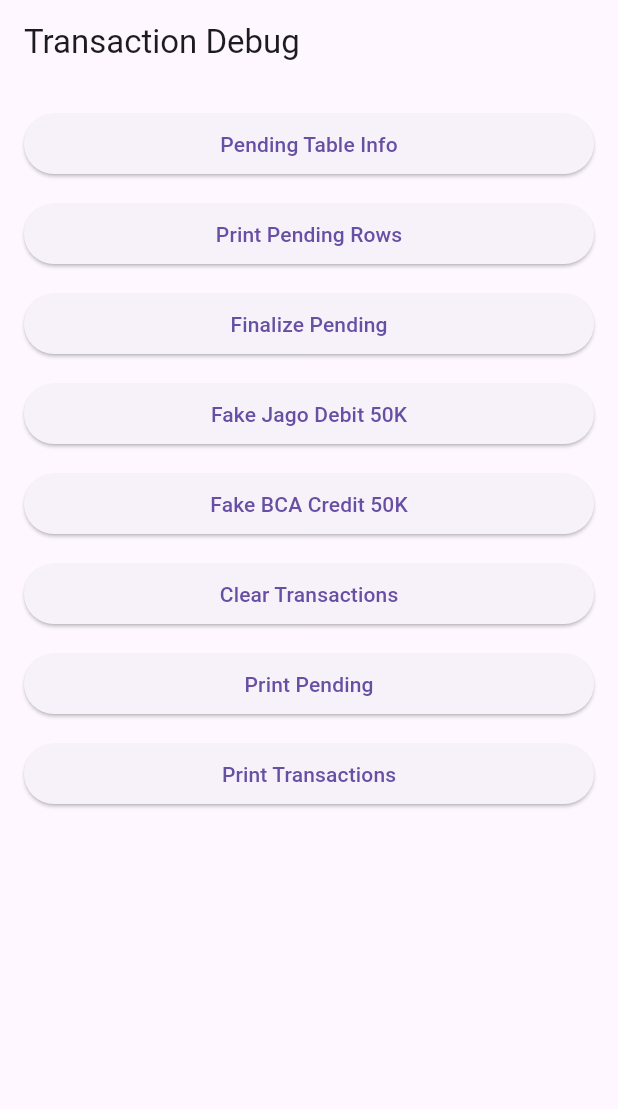
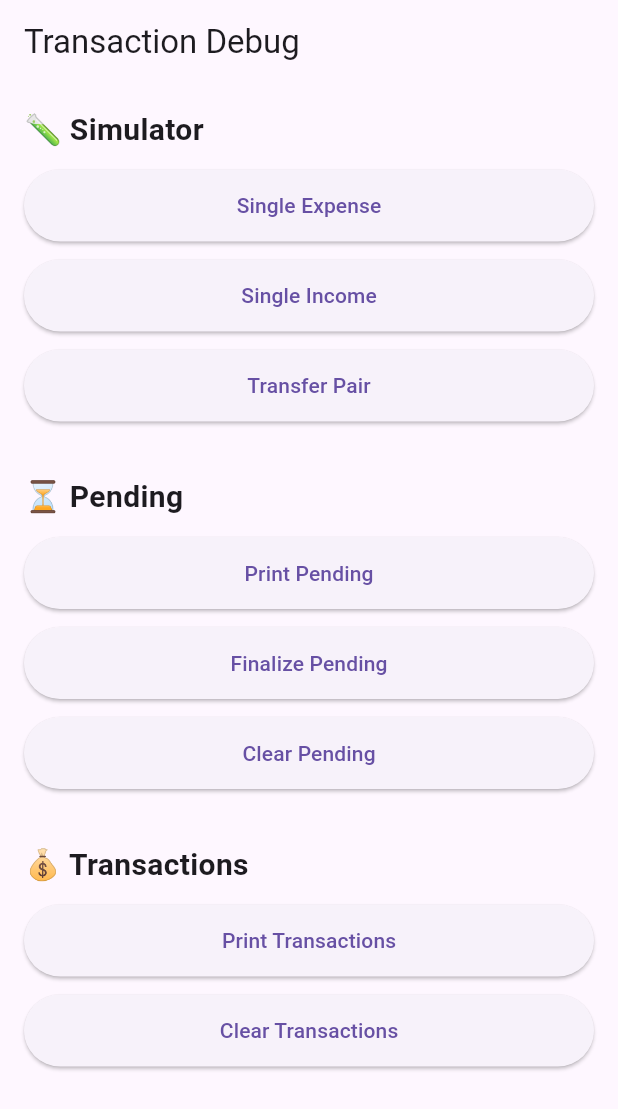
Before and after one commit to mirfan23/auto_finance, a Flutter app: the DebugTransactionPage screen opened directly, after a tap on "Print Transactions", on a phone screen of 412 x 824 dp. Shown: the top 1109 px of the screen. Run offline on Flutter 3.47's test engine with Material 3 defaults, Android fonts, the phone set to English and light mode, and no system bars; our stand-ins replace drift, flutter_riverpod, freezed_annotation, go_router; missing offline and left inert: android_intent_plus, fx_helper; accounts and stored records are empty; generated files the repository leaves out were written again.

Commit message:
feat: add pending transaction pipeline with transfer pairing

```diff
--- a/lib/features/debug/debug_transaction_page.dart
+++ b/lib/features/debug/debug_transaction_page.dart
@@ -1,3 +1,4 @@
+import 'package:auto_finance/debug/fake_notifications.dart';
 import 'package:auto_finance/domain/usecases/transaction/transaction_action_usecase.dart';
 import 'package:auto_finance/features/transaction/providers/finalize_pending_provider.dart';
 import 'package:auto_finance/features/transaction/providers/transaction_provider.dart';
@@ -11,118 +12,108 @@ class DebugTransactionPage extends ConsumerWidget {
   Widget build(BuildContext context, WidgetRef ref) {
     return Scaffold(
       appBar: AppBar(title: const Text("Transaction Debug")),
-      body: Padding(
+      body: ListView(
         padding: const EdgeInsets.all(16),
-        child: ListView(
-          children: [
-            ElevatedButton(
-              onPressed: () async {
-                final db = ref.read(dbProvider);
+        children: [
+          _sectionTitle("🧪 Simulator"),
 
-                final result = await db.customSelect("PRAGMA table_info(pending_transactions_table)").get();
+          _button("Single Expense", () async {
+            await ref.read(transactionActionProvider).handle(FakeNotifications.jagoExpense50k());
+          }),
 
-                for (final row in result) {
-                  debugPrint(row.data.toString());
-                }
-              },
-              child: const Text("Pending Table Info"),
-            ),
-            SizedBox(height: 12),
-            ElevatedButton(
-              onPressed: () async {
-                final db = ref.read(dbProvider);
+          _button("Single Income", () async {
+            await ref.read(transactionActionProvider).handle(FakeNotifications.bcaIncome50k());
+          }),
 
-                final result = await db.customSelect("SELECT * FROM pending_transactions_table").get();
+          _button("Transfer Pair", () async {
+            await FakeNotifications.transfer50k(ref.read(transactionActionProvider));
+          }),
 
-                for (final row in result) {
-                  debugPrint(row.data.toString());
-                }
-              },
-              child: const Text("Print Pending Rows"),
-            ),
-            SizedBox(height: 12),
-            ElevatedButton(
-              onPressed: () async {
-                await ref.read(finalizePendingProvider).execute();
-              },
-              child: const Text("Finalize Pending"),
-            ),
-            SizedBox(height: 12),
-            ElevatedButton(
-              onPressed: () async {
-                await ref.read(transactionActionProvider).handle({
-                  "packageName": "com.jago.digitalBanking",
-                  "title": "Jago",
-                  "text":
-                      "Kamu telah melakukan transfer Rp50.000 ke M IRFAN FADHILA. Butuh bantuan? Silakan Tanya Jago di 1500 746.",
-                  "timestamp": DateTime.now().millisecondsSinceEpoch,
-                });
-              },
-              child: const Text("Fake Jago Debit 50K"),
-            ),
+          const SizedBox(height: 24),
 
-            const SizedBox(height: 12),
+          _sectionTitle("⏳ Pending"),
 
-            ElevatedButton(
-              onPressed: () async {
-                await ref.read(transactionActionProvider).handle({
-                  "packageName": "com.bca.mybca.omni.android",
-                  "title": "Financial Diary",
-                  "text": "You received IDR 50,000.00 from MUHA**AD **FAN *AD at Account Transfer category.",
-                  "timestamp": DateTime.now().millisecondsSinceEpoch,
-                });
-              },
-              child: const Text("Fake BCA Credit 50K"),
-            ),
+          _button("Print Pending", () async {
+            final dao = ref.read(pendingDaoProvider);
 
-            const SizedBox(height: 12),
+            final rows = await dao.getPending();
 
-            ElevatedButton(
-              onPressed: () async {
-                final db = ref.read(dbProvider);
+            debugPrint("========== PENDING ==========");
 
-                await db.delete(db.transactionsTable).go();
+            debugPrint("COUNT = ${rows.length}");
 
-                debugPrint("TRANSACTION TABLE CLEARED");
-              },
-              child: const Text("Clear Transactions"),
-            ),
+            for (final e in rows) {
+              debugPrint(
+                "${e.bank} | "
+                "${e.amount} | "
+                "${e.type.name}",
+              );
+            }
 
-            const SizedBox(height: 12),
+            debugPrint("=============================");
+          }),
 
-            ElevatedButton(
-              onPressed: () async {
-                final dao = ref.read(pendingDaoProvider);
+          _button("Finalize Pending", () async {
+            await ref.read(finalizePendingProvider).execute();
+          }),
 
-                final rows = await dao.getPending();
+          _button("Clear Pending", () async {
+            final db = ref.read(dbProvider);
 
-                debugPrint("PENDING COUNT = ${rows.length}");
+            await db.delete(db.pendingTransactionsTable).go();
 
-                for (final e in rows) {
-                  debugPrint("${e.bank} | ${e.amount} | ${e.type}");
-                }
-              },
-              child: const Text("Print Pending"),
-            ),
+            debugPrint("✅ PENDING CLEARED");
+          }),
 
-            const SizedBox(height: 12),
+          const SizedBox(height: 24),
 
-            ElevatedButton(
-              onPressed: () async {
-                final db = ref.read(dbProvider);
+          _sectionTitle("💰 Transactions"),
 
-                final rows = await db.select(db.transactionsTable).get();
+          _button("Print Transactions", () async {
+            final db = ref.read(dbProvider);
 
-                debugPrint("TOTAL TRANSACTIONS = ${rows.length}");
+            final rows = await db.select(db.transactionsTable).get();
 
-                for (final e in rows) {
-                  debugPrint("${e.bank} | ${e.amount} | ${e.type}");
-                }
-              },
-              child: const Text("Print Transactions"),
-            ),
-          ],
-        ),
+            debugPrint("======= TRANSACTIONS =======");
+
+            debugPrint("COUNT = ${rows.length}");
+
+            for (final e in rows) {
+              debugPrint(
+                "${e.bank} | "
+                "${e.amount} | "
+                "${e.type}",
+              );
+            }
+
+            debugPrint("============================");
+          }),
+
+          _button("Clear Transactions", () async {
+            final db = ref.read(dbProvider);
+
+            await db.delete(db.transactionsTable).go();
+
+            debugPrint("✅ TRANSACTIONS CLEARED");
+          }),
+        ],
+      ),
+    );
+  }
+
+  Widget _sectionTitle(String title) {
+    return Padding(
+      padding: const EdgeInsets.only(bottom: 12),
+      child: Text(title, style: const TextStyle(fontSize: 20, fontWeight: FontWeight.bold)),
+    );
+  }
+
+  Widget _button(String title, Future<void> Function() onPressed) {
+    return Padding(
+      padding: const EdgeInsets.only(bottom: 12),
+      child: SizedBox(
+        height: 48,
+        child: ElevatedButton(onPressed: onPressed, child: Text(title)),
       ),
     );
   }
```
Also changed, not shown: lib/data/dao/pending_transaction_dao.dart (+0 -61 lines), lib/debug/fake_notifications.dart (added, +34 -0 lines), lib/domain/usecases/transaction/transaction_action_usecase.dart (+0 -87 lines), lib/domain/usecases/transaction/transaction_pipeline_usecase.dart (+1 -31 lines), lib/features/debug/notification_page.dart (+9 -56 lines), 1 other file.
